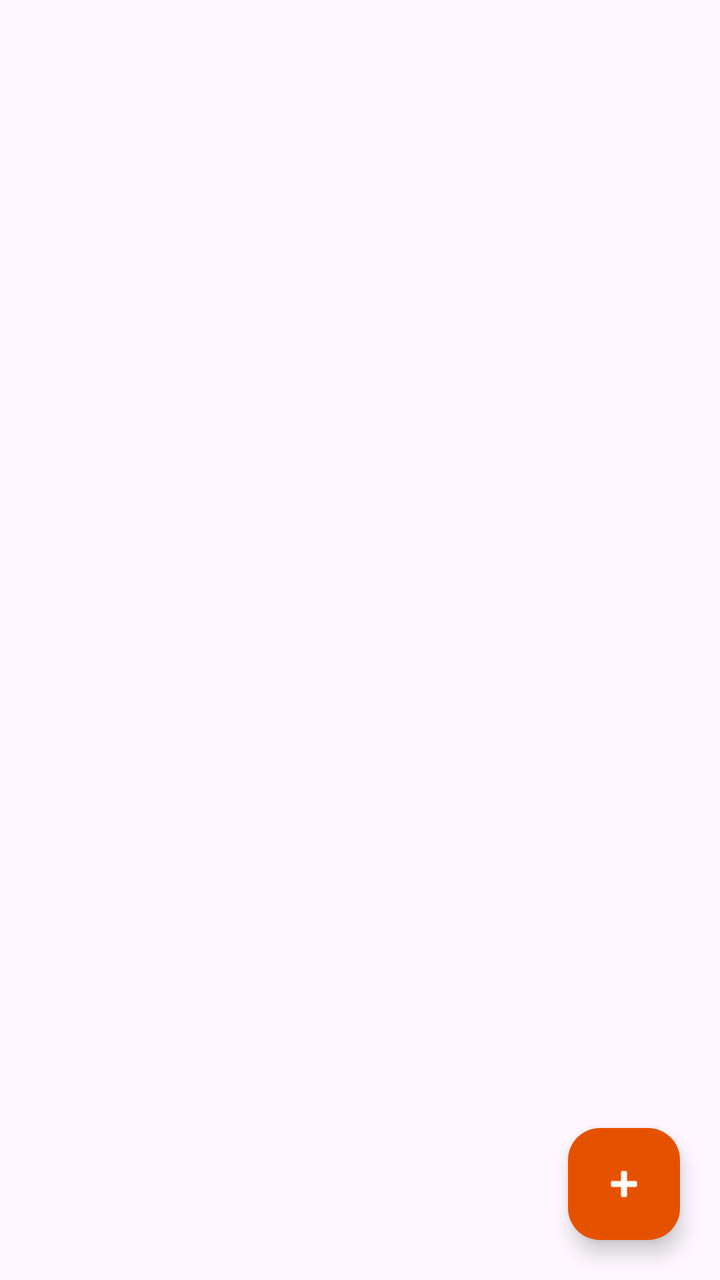
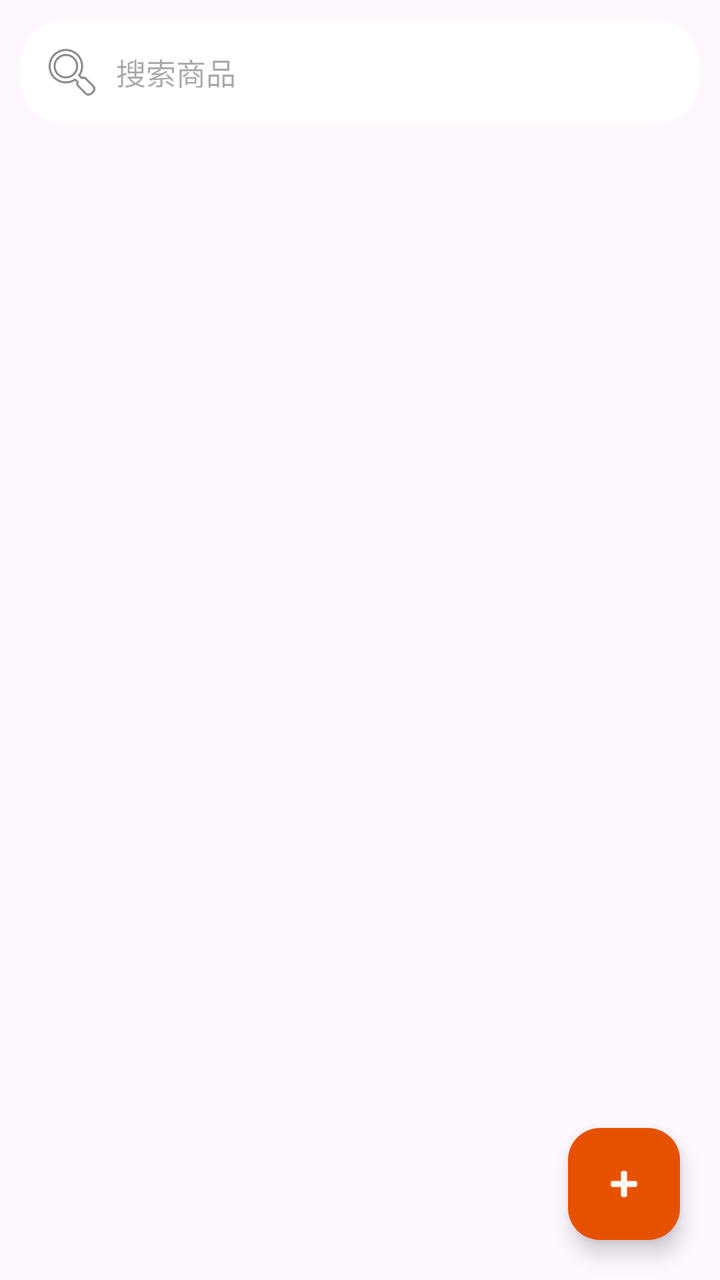

Compare the two renders of this Android layout. The source of the first and the diff that turns it into the second are given below.
<!-- AndroidManifest.xml: application theme Theme.Shop -->
<!-- res/layout/activity_tag_items.xml -->
<?xml version="1.0" encoding="utf-8"?>
<FrameLayout xmlns:android="http://schemas.android.com/apk/res/android"
    xmlns:app="http://schemas.android.com/apk/res-auto"
    android:layout_width="match_parent"
    android:layout_height="match_parent">

    <ListView
        android:id="@+id/listView"
        android:layout_width="match_parent"
        android:layout_height="match_parent"
        android:divider="#EEEEEE"
        android:dividerHeight="1dp" />

    <com.google.android.material.floatingactionbutton.FloatingActionButton
        android:id="@+id/fab"
        android:layout_width="wrap_content"
        android:layout_height="wrap_content"
        android:layout_gravity="bottom|end"
        android:layout_margin="20dp"
        android:contentDescription="添加商品"
        android:src="@android:drawable/ic_input_add"
        app:backgroundTint="@color/primary"
        app:tint="#FFFFFF" />

</FrameLayout>
<!-- resources referenced by this layout -->
<resources>
  <color name="primary">#E65100</color>
  <style name="Theme.Shop" parent="Theme.Material3.DayNight">
          <item name="colorPrimary">@color/primary</item>
      </style>
</resources>

<!-- the commit's change to res/layout/activity_tag_items.xml (unified diff, before → after) -->
@@ -4,12 +4,46 @@
     android:layout_width="match_parent"
     android:layout_height="match_parent">
 
-    <ListView
-        android:id="@+id/listView"
+    <LinearLayout
         android:layout_width="match_parent"
         android:layout_height="match_parent"
-        android:divider="#EEEEEE"
-        android:dividerHeight="1dp" />
+        android:orientation="vertical">
+
+        <TextView
+            android:id="@+id/tvBossInfo"
+            android:layout_width="match_parent"
+            android:layout_height="wrap_content"
+            android:background="#E3F2FD"
+            android:paddingStart="14dp"
+            android:paddingTop="6dp"
+            android:paddingEnd="14dp"
+            android:paddingBottom="6dp"
+            android:textColor="#1565C0"
+            android:textSize="14sp"
+            android:visibility="gone" />
+
+        <EditText
+            android:id="@+id/etSearch"
+            android:layout_width="match_parent"
+            android:layout_height="wrap_content"
+            android:layout_margin="10dp"
+            android:background="@drawable/bg_search"
+            android:drawableStart="@android:drawable/ic_menu_search"
+            android:drawablePadding="6dp"
+            android:hint="搜索商品"
+            android:inputType="text"
+            android:maxLines="1"
+            android:padding="10dp"
+            android:textSize="15sp" />
+
+        <ListView
+            android:id="@+id/listView"
+            android:layout_width="match_parent"
+            android:layout_height="0dp"
+            android:layout_weight="1"
+            android:divider="#EEEEEE"
+            android:dividerHeight="1dp" />
+    </LinearLayout>
 
     <com.google.android.material.floatingactionbutton.FloatingActionButton
         android:id="@+id/fab"
<!-- resource entries referenced after the edit -->
@@ -1,6 +1,12 @@
 <!-- resources referenced by this layout -->
 <resources>
   <color name="primary">#E65100</color>
+  <!-- drawable bg_search (drawable) -->
+  <?xml version="1.0" encoding="utf-8"?>
+  <shape xmlns:android="http://schemas.android.com/apk/res/android">
+      <solid android:color="#FFFFFF" />
+      <corners android:radius="22dp" />
+  </shape>
   <style name="Theme.Shop" parent="Theme.Material3.DayNight">
           <item name="colorPrimary">@color/primary</item>
       </style>
